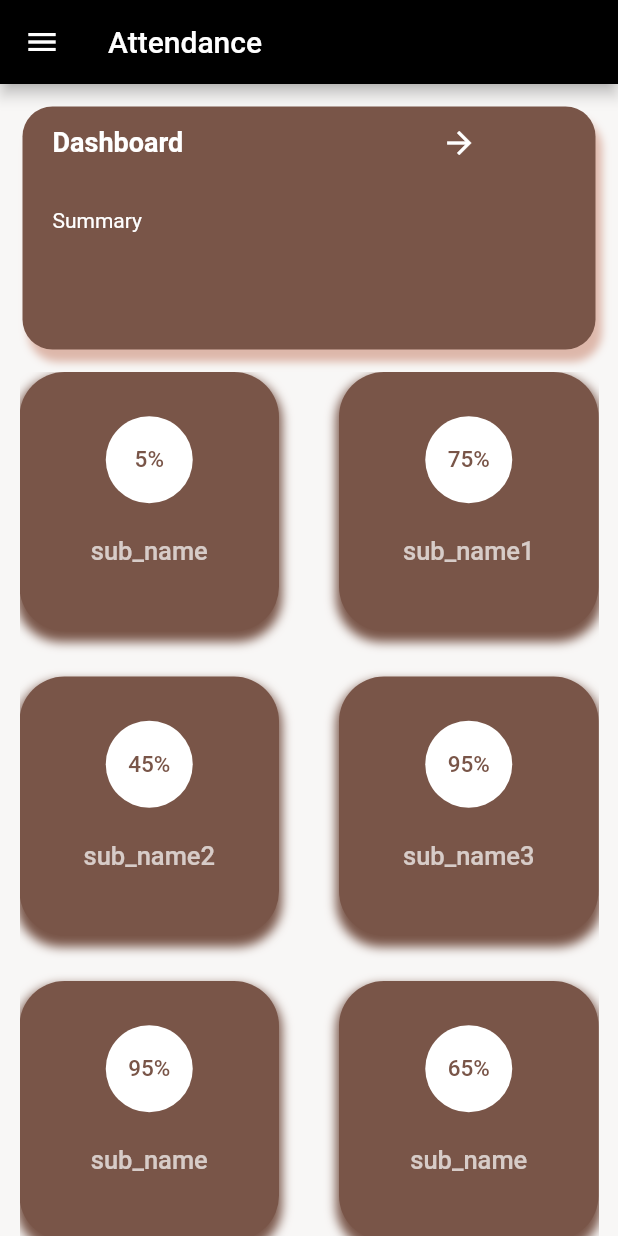
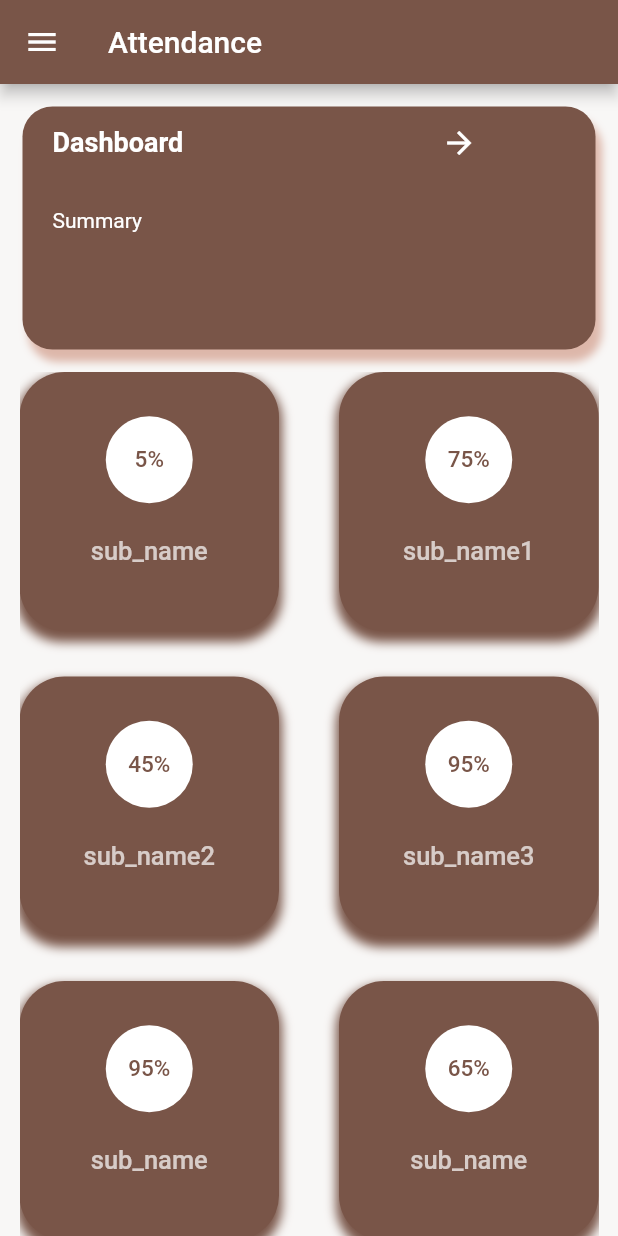
Before and after one commit to Achuabhijith2003/Attendance, a Flutter app: the screen it shows after launch, on a phone screen of 412 x 824 dp. Run offline on Flutter 3.47's test engine with Material 2 defaults, Android fonts, the phone set to English and light mode, and no system bars; our stand-ins replace sqflite; accounts and stored records are empty.

Commit message:
home brown

```diff
--- a/lib/home.dart
+++ b/lib/home.dart
@@ -25,7 +25,7 @@ class _homeState extends State<home> {
       drawer: sidebar(),
       backgroundColor: const Color.fromARGB(255, 248, 247, 246),
       appBar: AppBar(
-        backgroundColor: Colors.black,
+        backgroundColor: Colors.brown,
         title: const Text("Attendance"),
       ),
       body: Column(
```
